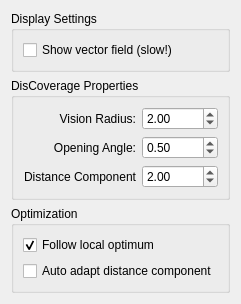
Old version of the form discoveragewidget.ui in the repository ruffsl/discoverage.
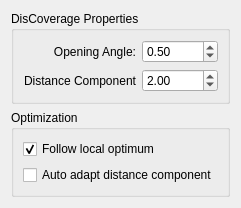
New version of the form.

Commit message: remove not needed ui

```diff
--- a/discoveragewidget.ui
+++ b/discoveragewidget.ui
@@ -6,79 +6,34 @@
    <rect>
     <x>0</x>
     <y>0</y>
-    <width>222</width>
-    <height>263</height>
+    <width>220</width>
+    <height>205</height>
    </rect>
   </property>
   <property name="windowTitle">
    <string>Form</string>
   </property>
   <layout class="QVBoxLayout" name="verticalLayout_2">
-   <item>
-    <widget class="QGroupBox" name="groupBox">
-     <property name="title">
-      <string>Display Settings</string>
-     </property>
-     <layout class="QVBoxLayout" name="verticalLayout">
-      <item>
-       <widget class="QCheckBox" name="chkShowVectorField">
-        <property name="text">
-         <string>Show vector field (slow!)</string>
-        </property>
-       </widget>
-      </item>
-     </layout>
-    </widget>
-   </item>
    <item>
     <widget class="QGroupBox" name="groupBox_2">
      <property name="title">
       <string>DisCoverage Properties</string>
      </property>
      <layout class="QGridLayout" name="gridLayout">
-      <item row="0" column="0">
-       <widget class="QLabel" name="lblVisionRadius">
-        <property name="text">
-         <string>Vision Radius:</string>
-        </property>
-        <property name="alignment">
-         <set>Qt::AlignRight|Qt::AlignTrailing|Qt::AlignVCenter</set>
-        </property>
-        <property name="buddy">
-         <cstring>sbTheta</cstring>
-        </property>
-       </widget>
-      </item>
-      <item row="0" column="1">
-       <widget class="QDoubleSpinBox" name="sbVisionRaius">
-        <property name="minimum">
-         <double>0.050000000000000</double>
-        </property>
-        <property name="maximum">
-         <double>10.000000000000000</double>
-        </property>
-        <property name="singleStep">
-         <double>0.050000000000000</double>
-        </property>
-        <property name="value">
-         <double>2.000000000000000</double>
-        </property>
-       </widget>
-      </item>
-      <item row="1" column="0">
-       <widget class="QLabel" name="lblTheta">
-        <property name="text">
-         <string>Opening Angle:</string>
-        </property>
-        <property name="alignment">
-         <set>Qt::AlignRight|Qt::AlignTrailing|Qt::AlignVCenter</set>
-        </property>
-        <property name="buddy">
-         <cstring>sbTheta</cstring>
-        </property>
-       </widget>
-      </item>
       <item row="1" column="1">
+       <widget class="QDoubleSpinBox" name="sbSigma">
+        <property name="maximum">
+         <double>1000.000000000000000</double>
+        </property>
+        <property name="singleStep">
+         <double>0.050000000000000</double>
+        </property>
+        <property name="value">
+         <double>2.000000000000000</double>
+        </property>
+       </widget>
+      </item>
+      <item row="0" column="1">
        <widget class="QDoubleSpinBox" name="sbTheta">
         <property name="minimum">
          <double>0.010000000000000</double>
@@ -94,7 +49,7 @@
         </property>
        </widget>
       </item>
-      <item row="2" column="0">
+      <item row="1" column="0">
        <widget class="QLabel" name="lblSigma">
         <property name="text">
          <string>Distance Component</string>
@@ -107,16 +62,16 @@
         </property>
        </widget>
       </item>
-      <item row="2" column="1">
-       <widget class="QDoubleSpinBox" name="sbSigma">
-        <property name="maximum">
-         <double>1000.000000000000000</double>
+      <item row="0" column="0">
+       <widget class="QLabel" name="lblTheta">
+        <property name="text">
+         <string>Opening Angle:</string>
         </property>
-        <property name="singleStep">
-         <double>0.050000000000000</double>
+        <property name="alignment">
+         <set>Qt::AlignRight|Qt::AlignTrailing|Qt::AlignVCenter</set>
         </property>
-        <property name="value">
-         <double>2.000000000000000</double>
+        <property name="buddy">
+         <cstring>sbTheta</cstring>
         </property>
        </widget>
       </item>
```
